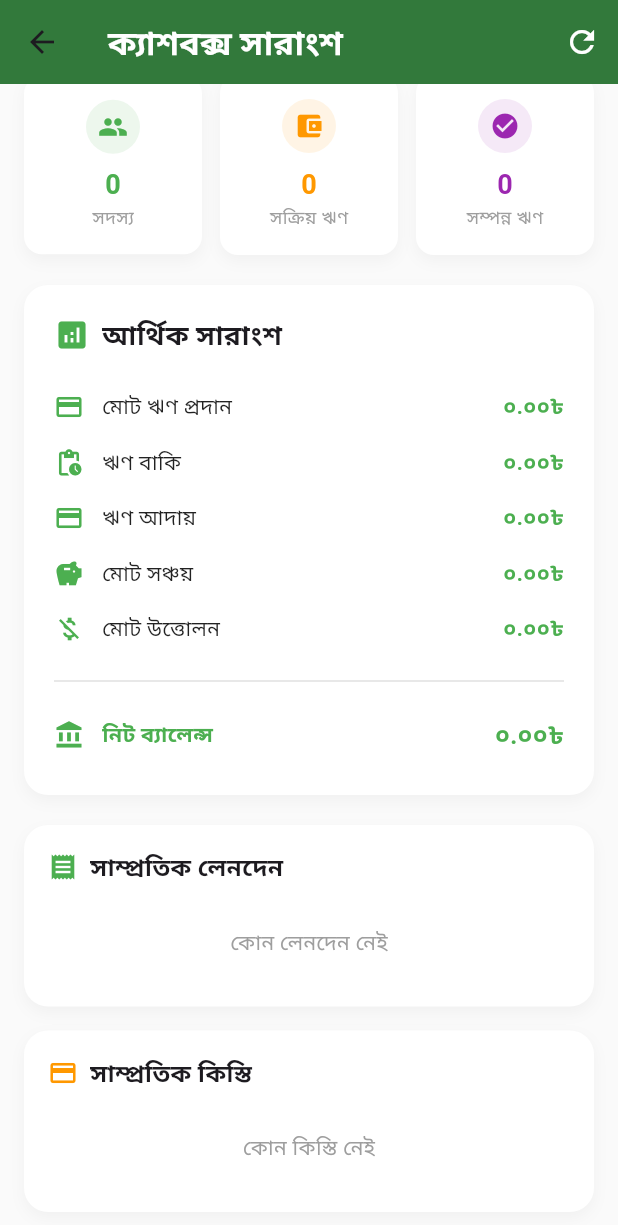
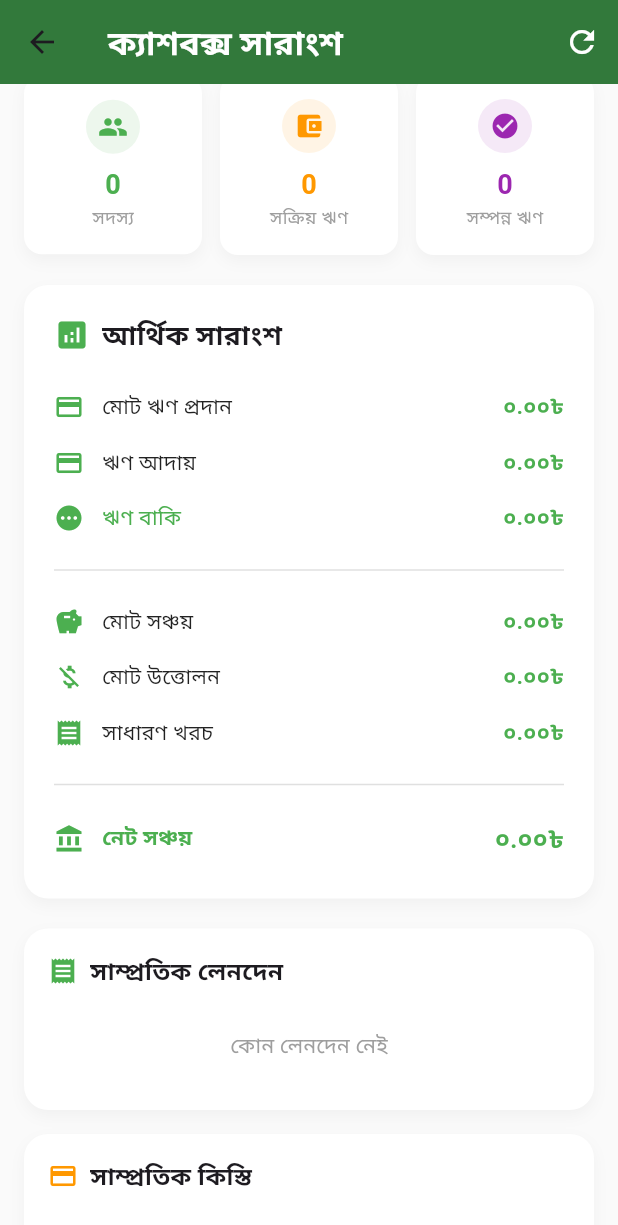
Before and after one commit to Rafid-tawhid/insaf_somiti, a Flutter app: the CashboxScreen screen opened directly, scrolled down 248 dp, on a phone screen of 412 x 824 dp. Shown: the top 1225 px of the screen. Run offline on Flutter 3.47's test engine with Material 3 defaults, Android fonts, the phone set to English and light mode, and no system bars; our stand-ins replace cached_network_image, cloud_firestore, firebase_auth, firebase_core, flutter_riverpod, rxdart; accounts and stored records are empty.

Commit message:
Initial commit

```diff
--- a/lib/models/cashbox_summery.dart
+++ b/lib/models/cashbox_summery.dart
@@ -1,11 +1,14 @@
-// models/cashbox_summary_model.dart
+// models/cashbox_summery.dart
 class CashboxSummary {
   final double totalSavings;
   final double totalWithdrawals;
   final double totalLoanGiven;
   final double totalLoanCollected;
   final double totalLoanPending;
-  final double currentBalance;
+  final double totalGeneralCost;
+  final double loanBalance; // Loan yet to be collected
+  final double netSavings; // Savings after withdrawals and costs
+  final double totalCash; // Total cash available
   final int totalMembers;
   final int activeLoans;
   final int completedLoans;
@@ -17,40 +20,13 @@ class CashboxSummary {
     required this.totalLoanGiven,
     required this.totalLoanCollected,
     required this.totalLoanPending,
-    required this.currentBalance,
+    required this.totalGeneralCost,
+    required this.loanBalance,
+    required this.netSavings,
+    required this.totalCash,
     required this.totalMembers,
     required this.activeLoans,
     required this.completedLoans,
     required this.lastUpdated,
   });
-
-  Map<String, dynamic> toMap() {
-    return {
-      'totalSavings': totalSavings,
-      'totalWithdrawals': totalWithdrawals,
-      'totalLoanGiven': totalLoanGiven,
-      'totalLoanCollected': totalLoanCollected,
-      'totalLoanPending': totalLoanPending,
-      'currentBalance': currentBalance,
-      'totalMembers': totalMembers,
-      'activeLoans': activeLoans,
-      'completedLoans': completedLoans,
-      'lastUpdated': lastUpdated.millisecondsSinceEpoch,
-    };
-  }
-
-  factory CashboxSummary.fromMap(Map<String, dynamic> map) {
-    return CashboxSummary(
-      totalSavings: (map['totalSavings'] ?? 0.0).toDouble(),
-      totalWithdrawals: (map['totalWithdrawals'] ?? 0.0).toDouble(),
-      totalLoanGiven: (map['totalLoanGiven'] ?? 0.0).toDouble(),
-      totalLoanCollected: (map['totalLoanCollected'] ?? 0.0).toDouble(),
-      totalLoanPending: (map['totalLoanPending'] ?? 0.0).toDouble(),
-      currentBalance: (map['currentBalance'] ?? 0.0).toDouble(),
-      totalMembers: map['totalMembers'] ?? 0,
-      activeLoans: map['activeLoans'] ?? 0,
-      completedLoans: map['completedLoans'] ?? 0,
-      lastUpdated: DateTime.fromMillisecondsSinceEpoch(map['lastUpdated']),
-    );
-  }
 }
--- a/lib/screens/cashbox_screen.dart
+++ b/lib/screens/cashbox_screen.dart
@@ -7,14 +7,6 @@ import '../models/loan_installment.dart';
 import '../models/transaction_model.dart';
 import '../providers/member_providers.dart';
 import '../providers/transaction_report_provider.dart';
-import '../service/service_class.dart';
-
-// screens/cashbox_screen.dart
-import 'package:flutter/material.dart';
-import 'package:flutter_riverpod/flutter_riverpod.dart';
-import 'package:intl/intl.dart';
-import '../models/transaction_model.dart';
-import '../service/service_class.dart';
 
 class CashboxScreen extends ConsumerStatefulWidget {
   const CashboxScreen({Key? key}) : super(key: key);
@@ -389,6 +381,7 @@ class _CashboxScreenState extends ConsumerState<CashboxScreen> {
   }
 
 
+  // In _buildBalanceCard method, replace with:
   Widget _buildBalanceCard(CashboxSummary summary) {
     return Container(
       width: double.infinity,
@@ -411,7 +404,7 @@ class _CashboxScreenState extends ConsumerState<CashboxScreen> {
       child: Column(
         children: [
           const Text(
-            'বর্তমান ব্যালেন্স',
+            'মোট নগদ টাকা',
             style: TextStyle(
               color: Colors.white70,
               fontSize: 16,
@@ -419,7 +412,7 @@ class _CashboxScreenState extends ConsumerState<CashboxScreen> {
           ),
           const SizedBox(height: 8),
           Text(
-            _currencyFormat.format(summary.currentBalance),
+            _currencyFormat.format(summary.totalCash),
             style: const TextStyle(
               color: Colors.white,
               fontSize: 36,
@@ -430,10 +423,94 @@ class _CashboxScreenState extends ConsumerState<CashboxScreen> {
           Row(
             mainAxisAlignment: MainAxisAlignment.spaceAround,
             children: [
-              _buildBalanceItem('মোট সঞ্চয়', summary.totalSavings, Icons.savings),
-              _buildBalanceItem('মোট উত্তোলন', summary.totalWithdrawals, Icons.money_off),
+              _buildBalanceItem('নেট সঞ্চয়', summary.netSavings, Icons.savings),
               _buildBalanceItem('ঋণ আদায়', summary.totalLoanCollected, Icons.payments),
+              _buildBalanceItem('ঋণ বাকি', summary.loanBalance, Icons.pending),
             ],
+          ),
+        ],
+      ),
+    );
+  }
+
+// In _buildFinancialOverview method, update:
+  Widget _buildFinancialOverview(CashboxSummary summary) {
+    return Container(
+      width: double.infinity,
+      padding: const EdgeInsets.all(20),
+      decoration: BoxDecoration(
+        color: Colors.white,
+        borderRadius: BorderRadius.circular(16),
+        boxShadow: [
+          BoxShadow(
+            color: Colors.grey.withOpacity(0.1),
+            blurRadius: 8,
+            offset: const Offset(0, 4),
+          ),
+        ],
+      ),
+      child: Column(
+        crossAxisAlignment: CrossAxisAlignment.start,
+        children: [
+          const Row(
+            children: [
+              Icon(Icons.analytics, color: Colors.green),
+              SizedBox(width: 8),
+              Text(
+                'আর্থিক সারাংশ',
+                style: TextStyle(
+                  fontSize: 18,
+                  fontWeight: FontWeight.bold,
+                ),
+              ),
+            ],
+          ),
+          const SizedBox(height: 16),
+          _buildFinancialRow('মোট ঋণ প্রদান', summary.totalLoanGiven, Icons.credit_card),
+          _buildFinancialRow('ঋণ আদায়', summary.totalLoanCollected, Icons.payment),
+          _buildFinancialRow('ঋণ বাকি', summary.loanBalance, Icons.pending,
+              color: summary.loanBalance > 0 ? Colors.red : Colors.green),
+          const SizedBox(height: 8),
+          Divider(color: Colors.grey[300]),
+          const SizedBox(height: 8),
+          _buildFinancialRow('মোট সঞ্চয়', summary.totalSavings, Icons.savings),
+          _buildFinancialRow('মোট উত্তোলন', summary.totalWithdrawals, Icons.money_off),
+          _buildFinancialRow('সাধারণ খরচ', summary.totalGeneralCost, Icons.receipt),
+          const SizedBox(height: 8),
+          Divider(color: Colors.grey[300]),
+          const SizedBox(height: 8),
+          _buildFinancialRow('নেট সঞ্চয়', summary.netSavings, Icons.account_balance,
+              isTotal: true, color: summary.netSavings >= 0 ? Colors.green : Colors.red),
+        ],
+      ),
+    );
+  }
+
+// Update _buildFinancialRow to accept color parameter
+  Widget _buildFinancialRow(String label, double amount, IconData icon,
+      {bool isTotal = false, Color? color}) {
+    return Padding(
+      padding: const EdgeInsets.symmetric(vertical: 8),
+      child: Row(
+        children: [
+          Icon(icon, color: color ?? (isTotal ? Colors.green : Colors.green), size: 20),
+          const SizedBox(width: 12),
+          Expanded(
+            child: Text(
+              label,
+              style: TextStyle(
+                fontWeight: isTotal ? FontWeight.bold : FontWeight.normal,
+                color: color ?? (isTotal ? Colors.green : Colors.black87),
+              ),
+            ),
+          ),
+          Text(
+            _currencyFormat.format(amount),
+            style: TextStyle(
+              fontWeight: FontWeight.bold,
+              color: color ?? (isTotal ? Colors.green : Colors.green),
+              fontSize: isTotal ? 16 : 14,
+            ),
           ),
         ],
       ),
@@ -542,81 +619,6 @@ class _CashboxScreenState extends ConsumerState<CashboxScreen> {
     );
   }
 
-  Widget _buildFinancialOverview(CashboxSummary summary) {
-    return Container(
-      width: double.infinity,
-      padding: const EdgeInsets.all(20),
-      decoration: BoxDecoration(
-        color: Colors.white,
-        borderRadius: BorderRadius.circular(16),
-        boxShadow: [
-          BoxShadow(
-            color: Colors.grey.withOpacity(0.1),
-            blurRadius: 8,
-            offset: const Offset(0, 4),
-          ),
-        ],
-      ),
-      child: Column(
-        crossAxisAlignment: CrossAxisAlignment.start,
-        children: [
-          const Row(
-            children: [
-              Icon(Icons.analytics, color: Colors.green),
-              SizedBox(width: 8),
-              Text(
-                'আর্থিক সারাংশ',
-                style: TextStyle(
-                  fontSize: 18,
-                  fontWeight: FontWeight.bold,
-                ),
-              ),
-            ],
-          ),
-          const SizedBox(height: 16),
-          _buildFinancialRow('মোট ঋণ প্রদান', summary.totalLoanGiven, Icons.credit_card),
-          _buildFinancialRow('ঋণ বাকি', summary.totalLoanPending, Icons.pending_actions),
-          _buildFinancialRow('ঋণ আদায়', summary.totalLoanCollected, Icons.payment),
-          _buildFinancialRow('মোট সঞ্চয়', summary.totalSavings, Icons.savings),
-          _buildFinancialRow('মোট উত্তোলন', summary.totalWithdrawals, Icons.money_off),
-          const SizedBox(height: 8),
-          Divider(color: Colors.grey[300]),
-          const SizedBox(height: 8),
-          _buildFinancialRow('নিট ব্যালেন্স', summary.currentBalance, Icons.account_balance,
-              isTotal: true),
-        ],
-      ),
-    );
-  }
-
-  Widget _buildFinancialRow(String label, double amount, IconData icon, {bool isTotal = false}) {
-    return Padding(
-      padding: const EdgeInsets.symmetric(vertical: 8),
-      child: Row(
-        children: [
-          Icon(icon, color: isTotal ? Colors.green : Colors.green, size: 20),
-          const SizedBox(width: 12),
-          Expanded(
-            child: Text(
-              label,
-              style: TextStyle(
-                fontWeight: isTotal ? FontWeight.bold : FontWeight.normal,
-                color: isTotal ? Colors.green : Colors.black87,
-              ),
-            ),
-          ),
-          Text(
-            _currencyFormat.format(amount),
-            style: TextStyle(
-              fontWeight: FontWeight.bold,
-              color: isTotal ? Colors.green : Colors.green,
-              fontSize: isTotal ? 16 : 14,
-            ),
-          ),
-        ],
-      ),
-    );
-  }
 
 
 }
```
Also changed, not shown: lib/models/general_cost.dart (added, +39 -0 lines), lib/service/service_class.dart (+141 -76 lines).
